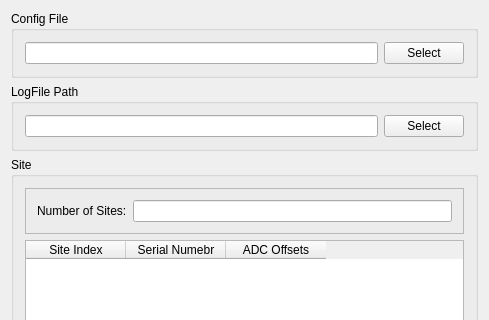
This is Huangpu/Syn_LocalSettingsDlg.ui in fanmuzhi/huangpu as Qt 5 draws it before an edit; both pictures show x 0 to 489 and y 0 to 320 of the 489 by 632 pixel window. The edited form follows.
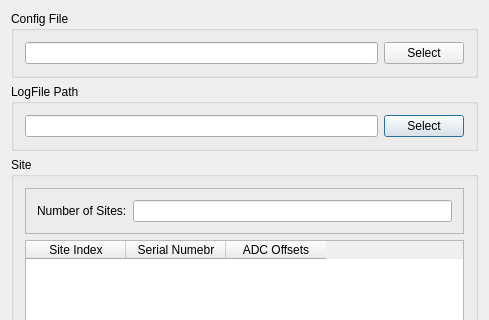
This is the edited form.

Patch:
```diff
--- a/Huangpu/Syn_LocalSettingsDlg.ui
+++ b/Huangpu/Syn_LocalSettingsDlg.ui
@@ -1,7 +1,7 @@
 <?xml version="1.0" encoding="UTF-8"?>
 <ui version="4.0">
  <class>Syn_LocalSettingsDlg</class>
- <widget class="QWidget" name="Syn_LocalSettingsDlg">
+ <widget class="QDialog" name="Syn_LocalSettingsDlg">
   <property name="windowModality">
    <enum>Qt::ApplicationModal</enum>
   </property>
```
